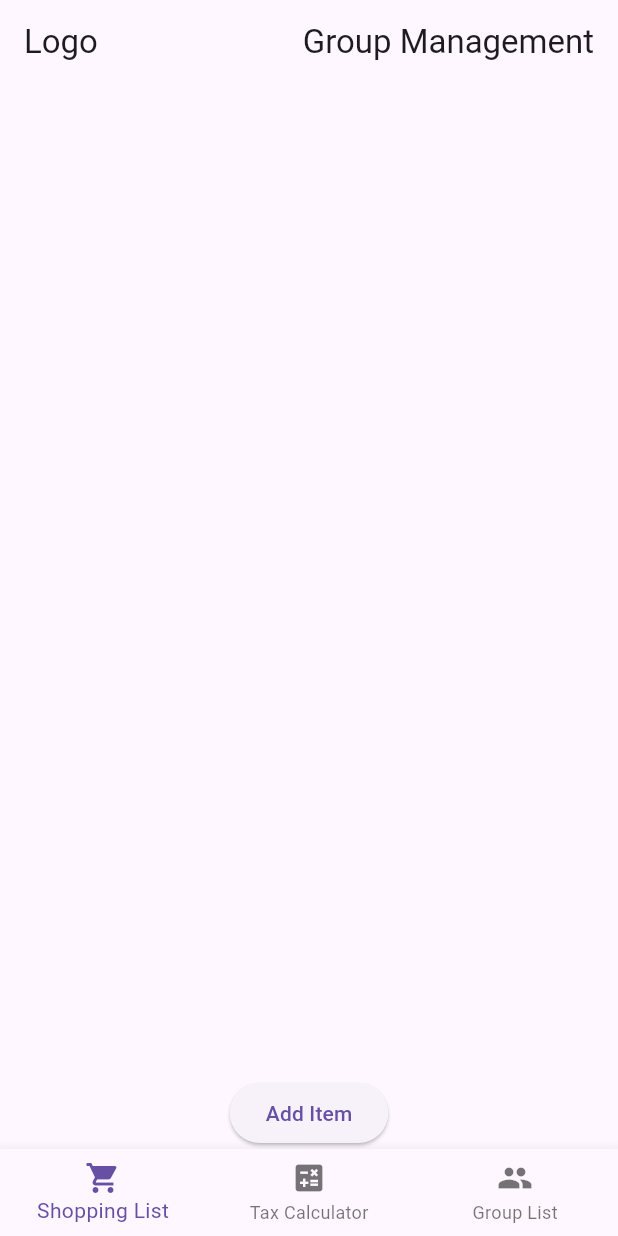
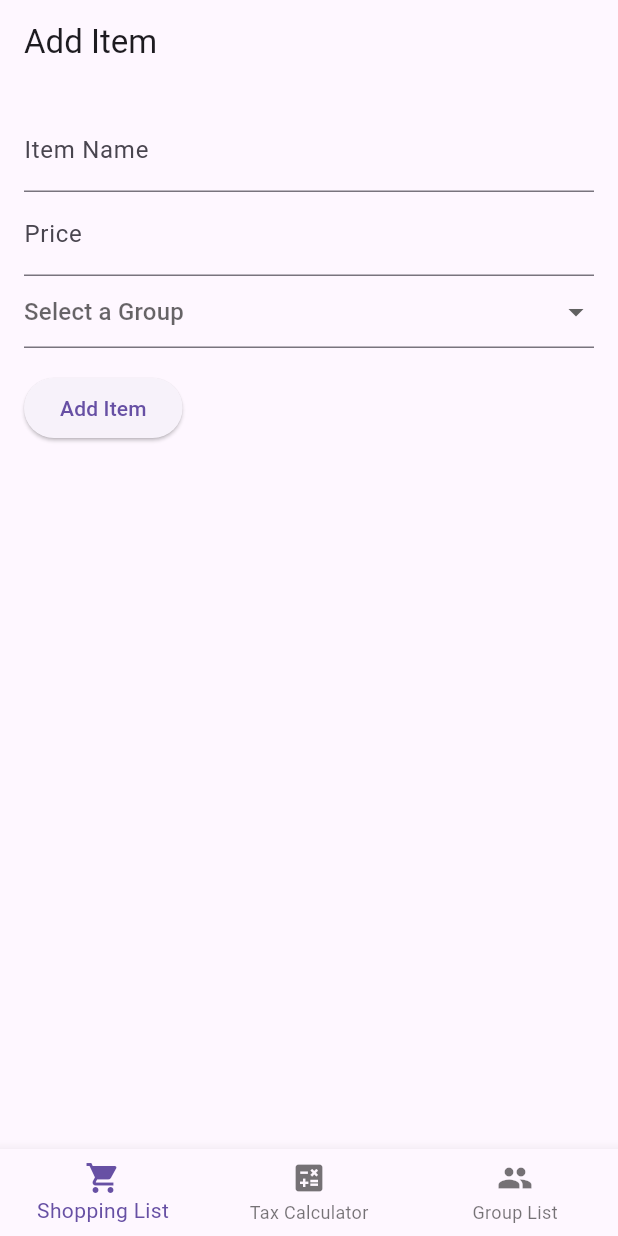
Before and after one commit to e41c/group33_shopping_list_app, a Flutter app: the screen it shows after launch, on a phone screen of 412 x 824 dp. Run offline on Flutter 3.47's test engine with Material 3 defaults, Android fonts, the phone set to English and light mode, and no system bars; our stand-ins replace cloud_firestore, firebase_core; accounts and stored records are empty.

Commit message:
added firebase database, and also edited shopping list screen, to allow user to enter an item, and save it to the database.

```diff
--- a/lib/screens/shopping_list_screen.dart
+++ b/lib/screens/shopping_list_screen.dart
@@ -1,5 +1,14 @@
 // group33_shopping_list_app/lib/screens/shopping_list_screen.dart
 import 'package:flutter/material.dart';
+import 'package:cloud_firestore/cloud_firestore.dart'; // Import Firestore
+
+class Item {
+  String name;
+  double price;
+  String group;
+
+  Item({required this.name, required this.price, required this.group});
+}
 
 class ShoppingListScreen extends StatefulWidget {
   @override
@@ -7,53 +16,111 @@ class ShoppingListScreen extends StatefulWidget {
 }
 
 class _ShoppingListScreenState extends State<ShoppingListScreen> {
-  List<Map<String, dynamic>> shoppingItems = [];
+  final _formKey = GlobalKey<FormState>();
+  final _nameController = TextEditingController();
+  final _priceController = TextEditingController();
+  String? _selectedGroup; // Variable to hold the selected group
+  List<String> groups = ['Fruits', 'Bakery', 'Dairy']; // Example groups
 
-  void _addItem() {
-    setState(() {
-      int index = shoppingItems.length;
-      shoppingItems.add({'name': 'Item ${index + 1}', 'price': 10.0, 'checked': false});
-    });
+  void _addItem() async {
+    if (_formKey.currentState!.validate()) {
+      final item = Item(
+        name: _nameController.text,
+        price: double.parse(_priceController.text),
+        group: _selectedGroup ?? groups.first, // Default to first group if none selected
+      );
+      await FirebaseFirestore.instance.collection('items').add({
+        'name': item.name,
+        'price': item.price,
+        'group': item.group,
+      });
+
+      // Clear the input fields and reset the dropdown after the item is added
+      _nameController.clear();
+      _priceController.clear();
+      setState(() {
+        _selectedGroup = null; // Reset selected group
+      });
+
+      // Optionally, show a confirmation message
+      ScaffoldMessenger.of(context).showSnackBar(SnackBar(content: Text('Item added successfully')));
+    }
+  }
+
+  @override
+  void dispose() {
+    _nameController.dispose();
+    _priceController.dispose();
+    super.dispose();
   }
 
   @override
   Widget build(BuildContext context) {
     return Scaffold(
       appBar: AppBar(
-        title: Row(
-          mainAxisAlignment: MainAxisAlignment.spaceBetween,
-          children: [
-            Text('Logo'),
-            Text('Group Management'),
-          ],
+        title: const Text('Add Item'),
+      ),
+      body: Padding(
+        padding: const EdgeInsets.all(16.0),
+        child: Form(
+          key: _formKey,
+          child: Column(
+            crossAxisAlignment: CrossAxisAlignment.start,
+            children: <Widget>[
+              TextFormField(
+                controller: _nameController,
+                decoration: const InputDecoration(
+                  labelText: 'Item Name',
+                ),
+                validator: (value) {
+                  if (value == null || value.isEmpty) {
+                    return 'Please enter an item name';
+                  }
+                  return null;
+                },
+              ),
+              TextFormField(
+                controller: _priceController,
+                decoration: const InputDecoration(
+                  labelText: 'Price',
+                ),
+                keyboardType: TextInputType.numberWithOptions(decimal: true),
+                validator: (value) {
+                  if (value == null || value.isEmpty) {
+                    return 'Please enter the price';
+                  }
+                  if (double.tryParse(value) == null) {
+                    return 'Please enter a valid number';
+                  }
+                  return null;
+                },
+              ),
+              DropdownButtonFormField<String>(
+                value: _selectedGroup,
+                hint: Text('Select a Group'),
+                onChanged: (String? newValue) {
+                  setState(() {
+                    _selectedGroup = newValue;
+                  });
+                },
+                validator: (value) => value == null ? 'Please select a group' : null,
+                items: groups.map<DropdownMenuItem<String>>((String value) {
+                  return DropdownMenuItem<String>(
+                    value: value,
+                    child: Text(value),
+                  );
+                }).toList(),
+              ),
+              Padding(
+                padding: const EdgeInsets.symmetric(vertical: 16.0),
+                child: ElevatedButton(
+                  onPressed: _addItem,
+                  child: const Text('Add Item'),
+                ),
+              ),
+            ],
+          ),
         ),
-      ),
-      body: Column(
-        children: [
-          Expanded(
-            child: ListView.builder(
-              itemCount: shoppingItems.length,
-              itemBuilder: (context, index) => ListTile(
-                leading: Checkbox(
-                  value: shoppingItems[index]['checked'],
-                  onChanged: (value) {
-                    setState(() {
-                      shoppingItems[index]['checked'] = value;
-                    });
-                  }
-                ),
-                title: Text('${shoppingItems[index]['name']} - \$${shoppingItems[index]['price'].toStringAsFixed(2)}'),
-                trailing:
-                    IconButton(icon: Icon(Icons.delete), onPressed: () {
-                  setState(() {
-                    shoppingItems.removeAt(index);
-                  });
-                }),
-              ),
-            ),
-          ),
-          ElevatedButton(onPressed:_addItem, child :Text("Add Item")),
-        ],
       ),
     );
   }
--- a/pubspec.yaml
+++ b/pubspec.yaml
@@ -11,6 +11,9 @@ dependencies:
   flutter:
     sdk: flutter
   cupertino_icons: ^1.0.6
+  firebase_core: ^2.25.4
+  cloud_firestore: ^4.15.5
+
 
 dev_dependencies:
   flutter_test:
```
Also changed, not shown: lib/main.dart (+9 -3 lines), lib/firebase_options.dart (added), pubspec.lock, 8 other files.
